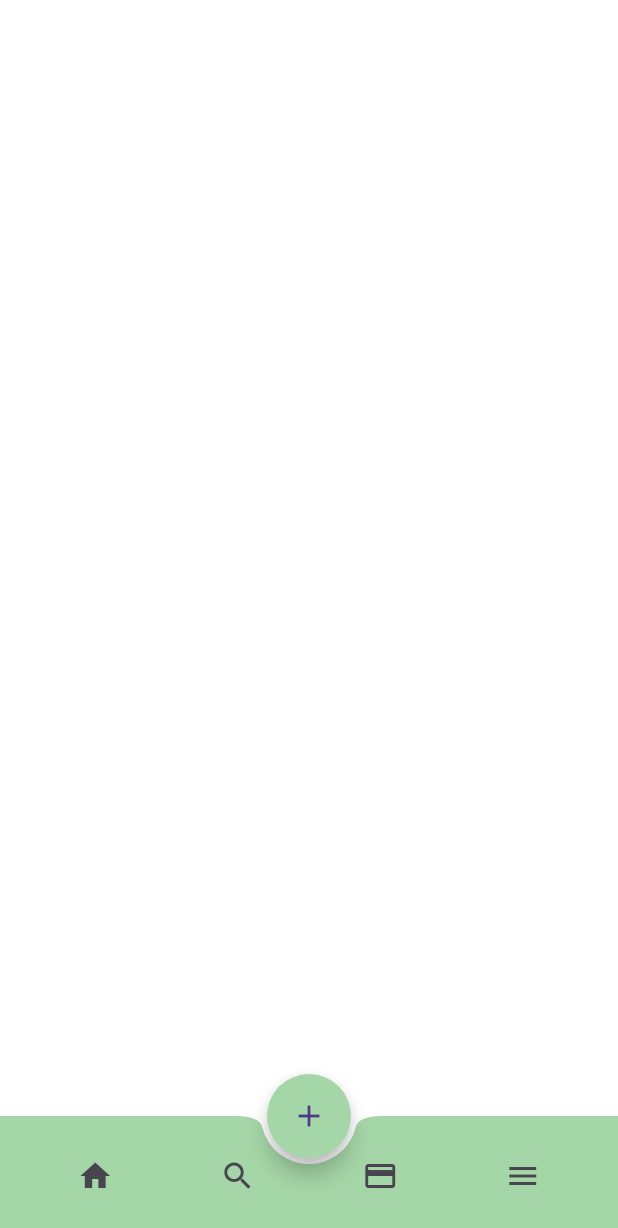
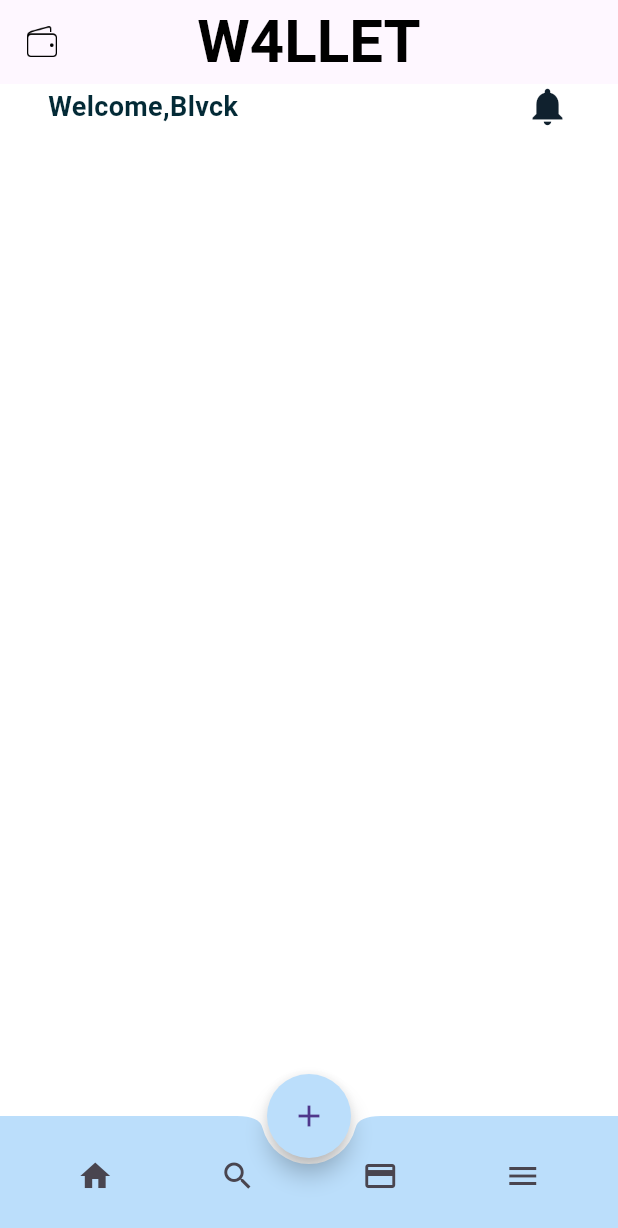
Before and after one commit to ManifestJosh/mobile_payment_platform, a Flutter app: the screen it shows after launch, on a phone screen of 412 x 824 dp. Shown: the top 1228 px of the screen. Run offline on Flutter 3.47's test engine with Material 3 defaults, Android fonts, the phone set to English and light mode, and no system bars.

Commit message:
added logo

```diff
--- a/lib/Homepage/homepage.dart
+++ b/lib/Homepage/homepage.dart
@@ -1,19 +1,45 @@
 import 'package:flutter/material.dart';
-import 'package:google_nav_bar/google_nav_bar.dart';
+import 'package:mobile_payment_platform/styles.dart';
 
-class Homepage extends StatefulWidget {
+class Homepage extends StatelessWidget {
   const Homepage({super.key});
 
   @override
-  State<Homepage> createState() => _HomepageState();
-}
-
-class _HomepageState extends State<Homepage> {
-  @override
   Widget build(BuildContext context) {
+    String username = "Blvck";
     return Scaffold(
+      appBar: AppBar(
+        title: Text(
+          "W4LLET",
+          style: headingTextStyle,
+        ),
+        centerTitle: true,
+        leading: Padding(
+          padding: EdgeInsets.all(16.0),
+          child: Image.asset(
+            'assets/logos.png',
+          ),
+        ),
+      ),
+      body: Padding(
+        padding: const EdgeInsets.symmetric(horizontal: 32.0),
+        child: Row(
+          children: <Widget>[
+            Text(
+              "Welcome,$username",
+              style: accountHeadTextStyle,
+            ),
+            const Spacer(),
+            const Icon(
+              Icons.notifications,
+              color: Color.fromARGB(255, 16, 33, 46),
+              size: 30,
+            )
+          ],
+        ),
+      ),
       bottomNavigationBar: BottomAppBar(
-        color: Colors.green.shade200,
+        color: Colors.blue.shade100,
         shape: const CircularNotchedRectangle(),
         child: Row(
             mainAxisAlignment: MainAxisAlignment.spaceAround,
@@ -37,7 +63,7 @@ class _HomepageState extends State<Homepage> {
             ]),
       ),
       floatingActionButton: FloatingActionButton(
-        backgroundColor: Colors.green.shade200,
+        backgroundColor: Colors.blue.shade100,
         shape: const CircleBorder(eccentricity: 0.7),
         onPressed: () {},
         child: Icon(Icons.add),
--- /dev/null
+++ b/lib/styles.dart
@@ -0,0 +1,48 @@
+import 'package:flutter/material.dart';
+
+final TextStyle headingTextStyle = TextStyle(
+  fontSize: 40.0,
+  fontWeight: FontWeight.bold,
+  color: Colors.black,
+);
+
+final TextStyle accountHeadTextStyle = TextStyle(
+  fontSize: 18.0,
+  fontWeight: FontWeight.bold,
+  color: Color.fromARGB(255, 3, 42, 54),
+);
+
+final TextStyle listTextStyle = TextStyle(
+  fontSize: 14.0,
+  fontWeight: FontWeight.bold,
+  color: Colors.black12,
+);
+
+final TextStyle eventWhiteTitleTextStyle = TextStyle(
+  fontSize: 38.0,
+  fontWeight: FontWeight.bold,
+  color: Color(0x99FFFFFF),
+);
+
+final TextStyle eventLocationTextStyle = TextStyle(
+  fontSize: 20.0,
+  color: Color(0xFF000000),
+);
+
+final TextStyle guestTextStyle = TextStyle(
+  fontSize: 16.0,
+  fontWeight: FontWeight.w800,
+  color: Color(0xFF000000),
+);
+
+final TextStyle punchLine1TextStyle = TextStyle(
+  fontSize: 28.0,
+  fontWeight: FontWeight.w800,
+  color: Color(0xFFFF4700),
+);
+
+final TextStyle punchLine2TextStyle = TextStyle(
+  fontSize: 28.0,
+  fontWeight: FontWeight.w800,
+  color: Colors.black,
+);
--- a/pubspec.yaml
+++ b/pubspec.yaml
@@ -61,9 +61,9 @@ flutter:
   uses-material-design: true
 
   # To add assets to your application, add an assets section, like this:
-  # assets:
-  #   - images/a_dot_burr.jpeg
-  #   - images/a_dot_ham.jpeg
+  assets:
+    - assets/logos.png
+  #  - images/a_dot_ham.jpeg
 
   # An image asset can refer to one or more resolution-specific "variants", see
   # https://flutter.dev/assets-and-images/#resolution-aware
```
Also changed, not shown: assets/logos.png (added).
